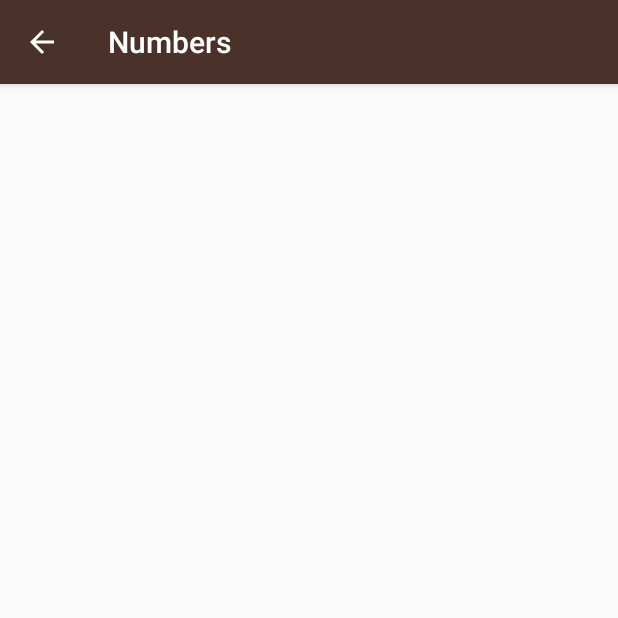
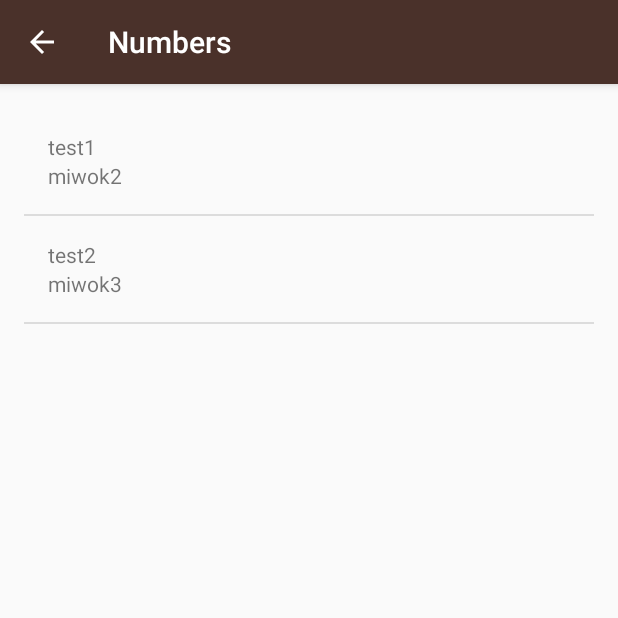
Before and after one commit to Piotr-muzyka/miwok, an Android app: the NumbersActivity screen opened directly, with no data from a screen before it, on a phone screen of 412 x 824 dp, the top half of it. Run offline under Robolectric (Android 15) with nearby library versions, the phone set to English and light mode, and no system bars.

Commit message:
Custom adapter added WordAdapter.java.

```diff
--- a/app/src/main/java/com/example/android/miwok/NumbersActivity.java
+++ b/app/src/main/java/com/example/android/miwok/NumbersActivity.java
@@ -18,6 +18,7 @@ package com.example.android.miwok;
 import android.support.v7.app.AppCompatActivity;
 import android.os.Bundle;
 import android.widget.ArrayAdapter;
+import android.widget.ListView;
 
 import java.util.ArrayList;
 
@@ -28,15 +29,24 @@ public class NumbersActivity extends AppCompatActivity {
         super.onCreate(savedInstanceState);
         setContentView(R.layout.activity_numbers);
 
-        ArrayList<String> words = new ArrayList<String>();
-        words.add("test1");
-        words.add("test2");
-        words.add("test3");
-        words.add("test4");
-        words.add("test5");
-        words.add("test6");
+        // Create an ArrayList of AndroidFlavor objects
+        ArrayList<Word> words = new ArrayList<Word>();
+//        Word w = new Word("one","lutti");
+//        words.add(w);
 
-        ArrayAdapter<String> itemsAdapter = new ArrayAdapter<String>(this,R.layout.list_item, words);
+        //more elegant way
+        words.add(new Word("test1","miwok2"));
+        words.add(new Word("test2","miwok3"));
 
+        // Create an {@link AndroidFlavorAdapter}, whose data source is a list of
+        // {@link AndroidFlavor}s. The adapter knows how to create list item views for each item
+        // in the list.
+        WordAdapter itemsAdapter = new WordAdapter(this, words);
+
+        // Get a reference to the ListView, and attach the adapter to the listView.
+        //Layout for the main screen -->
+        ListView listView = (ListView) findViewById(R.id.listview_word);
+
+        listView.setAdapter(itemsAdapter);
     }
 }
--- a/app/src/main/java/com/example/android/miwok/Word.java
+++ b/app/src/main/java/com/example/android/miwok/Word.java
@@ -8,18 +8,19 @@ import android.content.Context;
 
 public class Word {
 
-    private String miwokTranslation;
-    private String englishTranslation;
+    private String mDefaultTranslation;
+    private String mMiwokTranslation;
 
-    public Word(Context context){
-        miwokTranslation="test";
-        englishTranslation="test2";
+
+    public Word(String defaultTranslation, String miwokTranslation){
+        mDefaultTranslation= defaultTranslation;
+        mMiwokTranslation= miwokTranslation;
     }
-    public String getEnglishTranslation(String text){
-        return englishTranslation=text;
+    public String getEnglishTranslation(){
+        return mDefaultTranslation;
     }
 
-    public String getMiwokTranslation(String text){
-        return miwokTranslation=text;
+    public String getMiwokTranslation(){
+        return mMiwokTranslation;
     }
 }
--- /dev/null
+++ b/app/src/main/java/com/example/android/miwok/WordAdapter.java
@@ -0,0 +1,76 @@
+package com.example.android.miwok;
+
+import android.app.Activity;
+import android.view.LayoutInflater;
+import android.view.View;
+import android.view.ViewGroup;
+import android.widget.ArrayAdapter;
+import android.widget.TextView;
+
+import java.util.ArrayList;
+
+/**
+ * Created by PiotrM on 29.05.2017.
+ */
+
+public class WordAdapter extends ArrayAdapter<Word> {
+
+    //private static final String LOG_TAG =WordAdapter.class.getSimpleName();
+
+
+    /**
+     * This is our own custom constructor (it doesn't mirror a superclass constructor).
+     * The context is used to inflate the layout file, and the list is the data we want
+     * to populate into the lists.
+     *
+     * @param context        The current context. Used to inflate the layout file.
+     * @param words A List of AndroidFlavor objects to display in a list
+     */
+    public WordAdapter(Activity context, ArrayList<Word> words){
+        // Here, we initialize the ArrayAdapter's internal storage for the context and the list.
+        // the second argument is used when the ArrayAdapter is populating a single TextView.
+        // Because this is a custom adapter for two TextViews and an ImageView, the adapter is not
+        // going to use this second argument, so it can be any value. Here, we used 0.
+        super(context,0, words);
+    }
+
+    /**
+     * Provides a view for an AdapterView (ListView, GridView, etc.)
+     *
+     * @param position The position in the list of data that should be displayed in the
+     *                 list item view.
+     * @param convertView The recycled view to populate.
+     * @param parent The parent ViewGroup that is used for inflation.
+     * @return The View for the position in the AdapterView.
+     */
+
+
+    @Override
+    public View getView(int position, View convertView, ViewGroup parent) {
+
+        // Get the {@link AndroidFlavor} object located at this position in the list
+        Word currentWord = getItem(position);
+
+        // Check if the existing view is being reused, otherwise inflate the view
+        View listItemView = convertView;
+        if(listItemView == null) {
+            listItemView = LayoutInflater.from(getContext()).inflate(R.layout.list_item, parent, false);
+        }
+
+        // Find the TextView in the list_item.xml layout with the ID version_name
+        TextView englishTextView = (TextView) listItemView.findViewById(R.id.text1);
+        // Get the version name from the current AndroidFlavor object and
+        // set this text on the name TextView
+        englishTextView.setText(currentWord.getEnglishTranslation());
+
+        // Find the TextView in the list_item.xml layout with the ID version_number
+        TextView miwokTextView = (TextView) listItemView.findViewById(R.id.text2);
+        // Get the version number from the current AndroidFlavor object and
+        // set this text on the number TextView
+
+        miwokTextView.setText(currentWord.getMiwokTranslation());
+        // Return the whole list item layout (containing 2 TextViews and an ImageView)
+        // so that it can be shown in the ListView
+        return listItemView;
+    }
+}
--- a/app/src/main/res/layout/activity_numbers.xml
+++ b/app/src/main/res/layout/activity_numbers.xml
@@ -1,26 +1,15 @@
 <?xml version="1.0" encoding="utf-8"?>
-<!-- Copyright (C) 2016 The Android Open Source Project
 
-     Licensed under the Apache License, Version 2.0 (the "License");
-     you may not use this file except in compliance with the License.
-     You may obtain a copy of the License at
-
-          http://www.apache.org/licenses/LICENSE-2.0
-
-     Unless required by applicable law or agreed to in writing, software
-     distributed under the License is distributed on an "AS IS" BASIS,
-     WITHOUT WARRANTIES OR CONDITIONS OF ANY KIND, either express or implied.
-     See the License for the specific language governing permissions and
-     limitations under the License.
--->
-<RelativeLayout xmlns:android="http://schemas.android.com/apk/res/android"
+<!-- Layout for the main screen -->
+<ListView xmlns:android="http://schemas.android.com/apk/res/android"
     xmlns:tools="http://schemas.android.com/tools"
     android:layout_width="match_parent"
     android:layout_height="match_parent"
+    android:id="@+id/listview_word"
     android:paddingBottom="@dimen/activity_vertical_margin"
     android:paddingLeft="@dimen/activity_horizontal_margin"
     android:paddingRight="@dimen/activity_horizontal_margin"
     android:paddingTop="@dimen/activity_vertical_margin"
     tools:context="com.example.android.miwok.NumbersActivity">
 
-</RelativeLayout>
+</ListView>
--- a/app/src/main/res/layout/list_item.xml
+++ b/app/src/main/res/layout/list_item.xml
@@ -8,12 +8,10 @@
     <TextView
         android:layout_width="match_parent"
         android:layout_height="wrap_content"
-        tools:text="testENG"
         android:id="@+id/text1"/>
     <TextView
         android:layout_width="match_parent"
         android:layout_height="wrap_content"
-        tools:text="testMIWOK"
         android:id="@+id/text2"
         />
         <!--tools namespace allows to test a view without hardcoding a value to it -->
```
